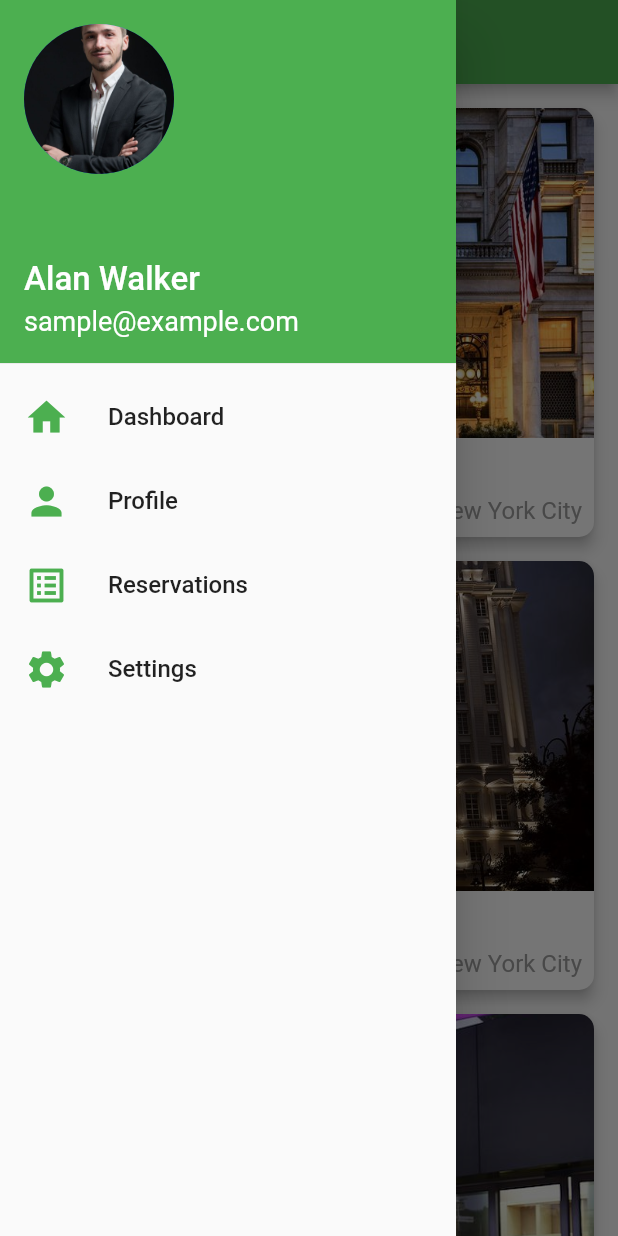
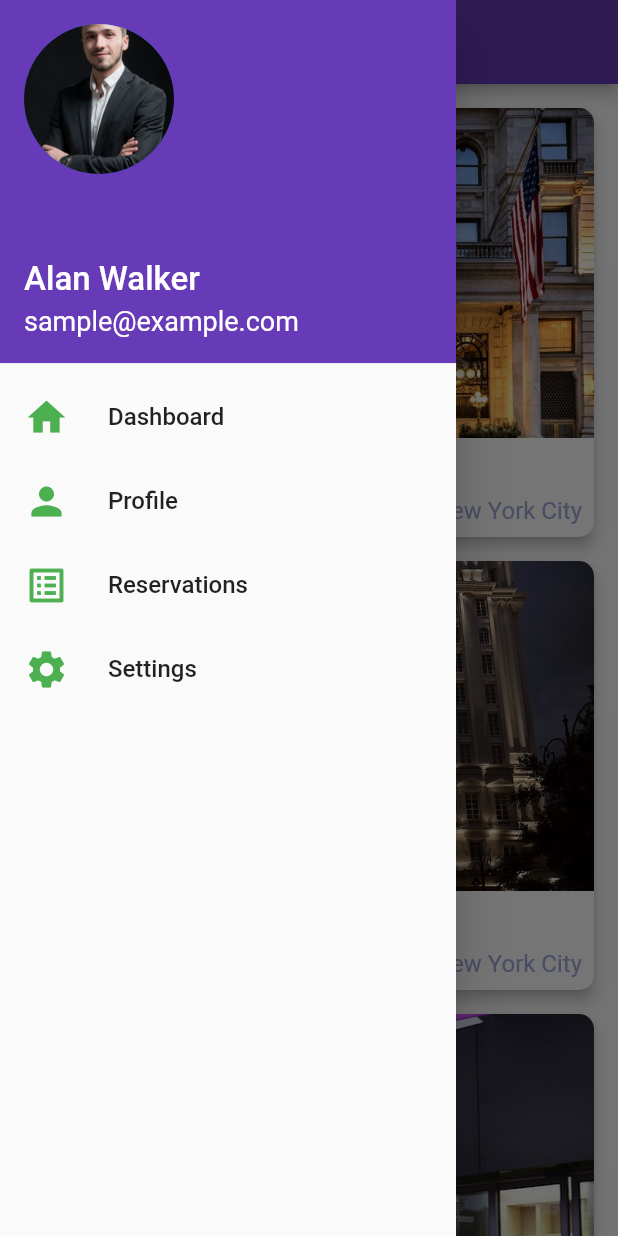
Before and after one commit to Zarik04/flutter_hotel_reservation_system, a Flutter app: the DashboardPage screen opened directly, with the side drawer open, on a phone screen of 412 x 824 dp. Run offline on Flutter 3.47's test engine with Material 2 defaults, Android fonts, the phone set to English and light mode, and no system bars.

Commit message:
Edited dashboard.dart and drawer_menu.dart files: - Changed theme colors - Applied theme color combination - Changed shades and tones of colors

```diff
--- a/lib/dashboard.dart
+++ b/lib/dashboard.dart
@@ -24,10 +24,10 @@ class DashboardPage extends StatelessWidget {
   Widget build(BuildContext context) {
     return Scaffold(
       appBar: AppBar(
-        backgroundColor: Colors.green,
+        backgroundColor: Colors.deepPurple,
         title: const Text('Dashboard'),
       ),
-      body: HotelCardList(),
+      body: const HotelCardList(),
       drawer: const DrawerMenu(),
     );
   }
@@ -152,9 +152,10 @@ class HotelCard extends StatelessWidget {
               children: [
                 Text(
                   hotel.name,
-                  style: const TextStyle(
+                  style: TextStyle(
+                    color: Colors.deepPurple.shade700,
                     fontSize: 20,
-                    fontWeight: FontWeight.bold,
+                    fontWeight: FontWeight.w700,
                   ),
                 ),
                 const SizedBox(height: 8),
@@ -163,16 +164,16 @@ class HotelCard extends StatelessWidget {
                   children: [
                     Text(
                       'Rating: ${hotel.rating}',
-                      style: const TextStyle(
+                      style: TextStyle(
                         fontSize: 16,
-                        color: Colors.grey,
+                        color: Colors.indigo.shade200,
                       ),
                     ),
                     Text(
                       'Location: ${hotel.location}',
-                      style: const TextStyle(
+                      style: TextStyle(
                         fontSize: 16,
-                        color: Colors.grey,
+                        color: Colors.indigo.shade200,
                       ),
                     ),
                   ],
--- a/lib/drawer_menu.dart
+++ b/lib/drawer_menu.dart
@@ -19,7 +19,7 @@ class _DrawerMenuState extends State<DrawerMenu> {
             height: 250,
             child: UserAccountsDrawerHeader(
               decoration: BoxDecoration(
-                color: Colors.green,
+                color: Colors.deepPurple,
               ),
               accountName: Text(
                 'Alan Walker',
```
